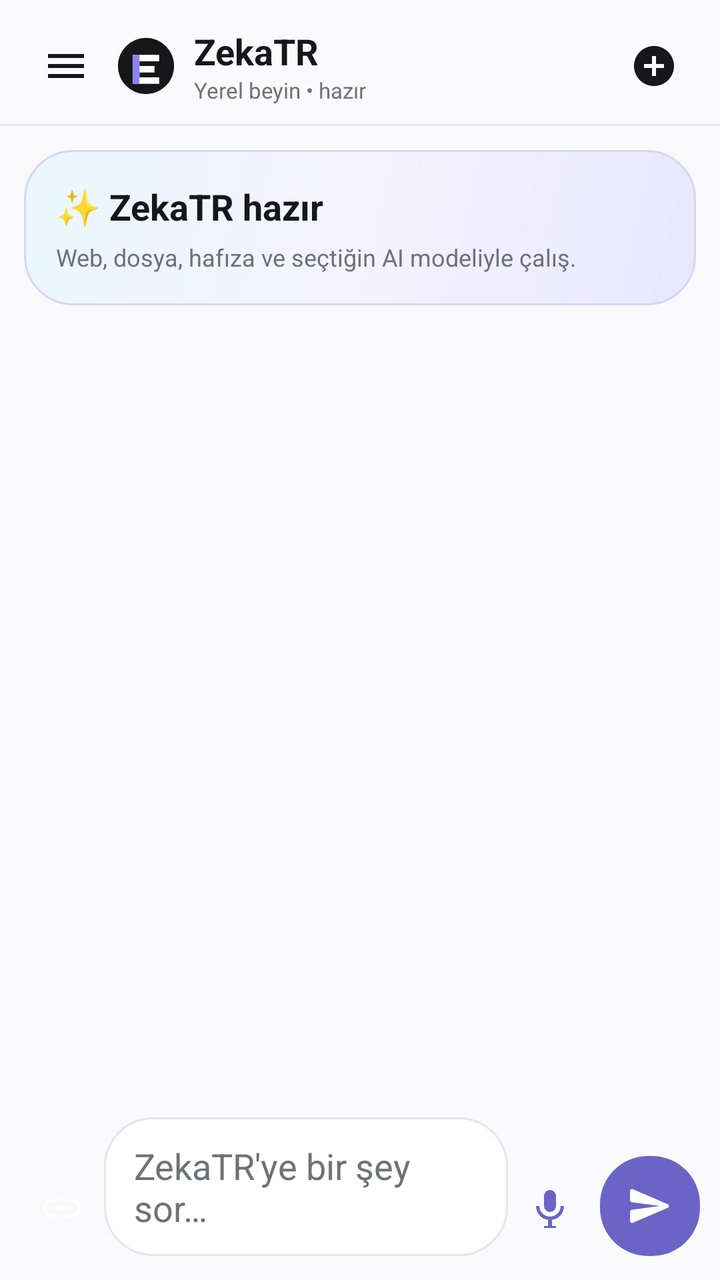
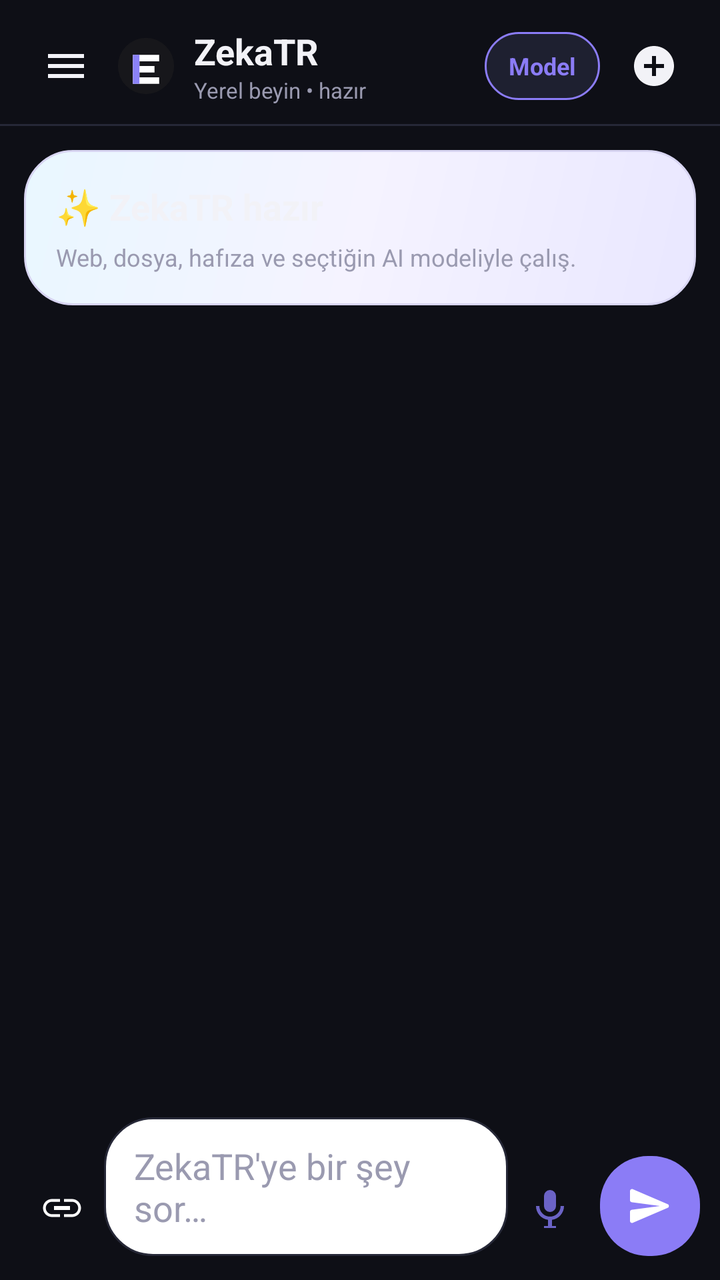

Compare the two renders of this Android layout. The source of the first and the diff that turns it into the second are given below.
<!-- AndroidManifest.xml: activity theme Theme.ZekaTR -->
<!-- res/layout/activity_main.xml -->
<?xml version="1.0" encoding="utf-8"?>
<androidx.drawerlayout.widget.DrawerLayout xmlns:android="http://schemas.android.com/apk/res/android" xmlns:app="http://schemas.android.com/apk/res-auto" android:id="@+id/drawerLayout" android:layout_width="match_parent" android:layout_height="match_parent">
    <androidx.constraintlayout.widget.ConstraintLayout android:layout_width="match_parent" android:layout_height="match_parent" android:background="@color/bg_main">
        <LinearLayout android:id="@+id/topBar" android:layout_width="0dp" android:layout_height="wrap_content" android:orientation="horizontal" android:gravity="center_vertical" android:paddingHorizontal="12dp" android:paddingTop="12dp" android:paddingBottom="8dp" app:layout_constraintTop_toTopOf="parent" app:layout_constraintStart_toStartOf="parent" app:layout_constraintEnd_toEndOf="parent">
            <ImageButton android:id="@+id/btnMenu" android:layout_width="42dp" android:layout_height="42dp" android:background="?attr/selectableItemBackgroundBorderless" android:src="@drawable/ic_menu" android:contentDescription="Menü" />
            <ImageView android:layout_width="30dp" android:layout_height="30dp" android:layout_marginStart="4dp" android:src="@drawable/ic_logo" android:contentDescription="ZekaTR" />
            <LinearLayout android:layout_width="0dp" android:layout_height="wrap_content" android:layout_weight="1" android:orientation="vertical" android:layout_marginStart="9dp">
                <TextView android:layout_width="wrap_content" android:layout_height="wrap_content" android:text="ZekaTR" android:textColor="@color/text_primary" android:textSize="18sp" android:textStyle="bold" />
                <TextView android:id="@+id/textModelStatus" android:layout_width="wrap_content" android:layout_height="wrap_content" android:text="Yerel beyin • hazır" android:textColor="@color/text_secondary" android:textSize="11sp" />
            </LinearLayout>
            <ImageButton android:id="@+id/btnNewChat" android:layout_width="42dp" android:layout_height="42dp" android:background="?attr/selectableItemBackgroundBorderless" android:src="@drawable/ic_new_chat" android:contentDescription="Yeni sohbet" />
        </LinearLayout>
        <View android:id="@+id/topDivider" android:layout_width="0dp" android:layout_height="1dp" android:background="@color/divider" app:layout_constraintTop_toBottomOf="@id/topBar" app:layout_constraintStart_toStartOf="parent" app:layout_constraintEnd_toEndOf="parent" />
        <LinearLayout android:id="@+id/quickCard" android:layout_width="0dp" android:layout_height="wrap_content" android:orientation="vertical" android:padding="16dp" android:layout_margin="12dp" android:background="@drawable/bg_hero_card" app:layout_constraintTop_toBottomOf="@id/topDivider" app:layout_constraintStart_toStartOf="parent" app:layout_constraintEnd_toEndOf="parent">
            <TextView android:layout_width="wrap_content" android:layout_height="wrap_content" android:text="✨ ZekaTR hazır" android:textColor="@color/text_primary" android:textSize="18sp" android:textStyle="bold" />
            <TextView android:id="@+id/textQuickHint" android:layout_width="match_parent" android:layout_height="wrap_content" android:layout_marginTop="5dp" android:text="Web, dosya, hafıza ve seçtiğin AI modeliyle çalış." android:textColor="@color/text_secondary" android:textSize="12sp" />
        </LinearLayout>
        <androidx.recyclerview.widget.RecyclerView android:id="@+id/recyclerMessages" android:layout_width="0dp" android:layout_height="0dp" android:clipToPadding="false" android:paddingHorizontal="12dp" android:paddingTop="4dp" android:paddingBottom="12dp" app:layout_constraintTop_toBottomOf="@id/quickCard" app:layout_constraintBottom_toTopOf="@id/inputBar" app:layout_constraintStart_toStartOf="parent" app:layout_constraintEnd_toEndOf="parent" />
        <LinearLayout android:id="@+id/inputBar" android:layout_width="0dp" android:layout_height="wrap_content" android:orientation="horizontal" android:gravity="bottom" android:paddingHorizontal="10dp" android:paddingTop="8dp" android:paddingBottom="12dp" app:layout_constraintBottom_toBottomOf="parent" app:layout_constraintStart_toStartOf="parent" app:layout_constraintEnd_toEndOf="parent">
            <ImageButton android:id="@+id/btnAttach" android:layout_width="42dp" android:layout_height="48dp" android:background="?attr/selectableItemBackgroundBorderless" android:src="@drawable/ic_link" android:contentDescription="Dosya ekle" />
            <EditText android:id="@+id/editMessage" android:layout_width="0dp" android:layout_height="wrap_content" android:layout_weight="1" android:background="@drawable/bg_input" android:hint="ZekaTR'ye bir şey sor…" android:textColorHint="@color/text_secondary" android:textColor="@color/text_primary" android:paddingHorizontal="15dp" android:paddingVertical="12dp" android:maxLines="5" android:minHeight="48dp" android:inputType="textMultiLine|textCapSentences" />
            <ImageButton android:id="@+id/btnVoice" android:layout_width="42dp" android:layout_height="48dp" android:background="?attr/selectableItemBackgroundBorderless" android:src="@drawable/ic_mic" android:contentDescription="Sesli konuş" />
            <ImageButton android:id="@+id/btnSend" android:layout_width="50dp" android:layout_height="50dp" android:layout_marginStart="4dp" android:background="@drawable/bg_send_button" android:src="@drawable/ic_send" android:contentDescription="Gönder" android:scaleType="center" />
        </LinearLayout>
    </androidx.constraintlayout.widget.ConstraintLayout>
    <include layout="@layout/drawer_content" android:layout_width="310dp" android:layout_height="match_parent" android:layout_gravity="start" />
</androidx.drawerlayout.widget.DrawerLayout>
<!-- res/layout/drawer_content.xml (included above) -->
<?xml version="1.0" encoding="utf-8"?>
<LinearLayout xmlns:android="http://schemas.android.com/apk/res/android"
    android:layout_width="match_parent"
    android:layout_height="match_parent"
    android:orientation="vertical"
    android:background="@color/bg_main"
    android:paddingTop="32dp">

    <TextView
        android:layout_width="wrap_content"
        android:layout_height="wrap_content"
        android:layout_marginStart="20dp"
        android:layout_marginBottom="24dp"
        android:text="@string/app_name"
        android:textColor="@color/text_primary"
        android:textSize="24sp"
        android:textStyle="bold" />

    <LinearLayout
        android:id="@+id/rowNewChat"
        android:layout_width="match_parent"
        android:layout_height="wrap_content"
        android:orientation="horizontal"
        android:gravity="center_vertical"
        android:clickable="true"
        android:focusable="true"
        android:background="?attr/selectableItemBackground"
        android:paddingHorizontal="20dp"
        android:paddingVertical="14dp">

        <ImageView
            android:layout_width="22dp"
            android:layout_height="22dp"
            android:src="@drawable/ic_new_chat"
            android:contentDescription="@string/history_new_chat" />

        <TextView
            android:layout_width="wrap_content"
            android:layout_height="wrap_content"
            android:layout_marginStart="16dp"
            android:text="@string/history_new_chat"
            android:textColor="@color/text_primary"
            android:textSize="15sp" />
    </LinearLayout>

    <LinearLayout
        android:id="@+id/rowHistory"
        android:layout_width="match_parent"
        android:layout_height="wrap_content"
        android:orientation="horizontal"
        android:gravity="center_vertical"
        android:clickable="true"
        android:focusable="true"
        android:background="?attr/selectableItemBackground"
        android:paddingHorizontal="20dp"
        android:paddingVertical="14dp">

        <ImageView
            android:layout_width="22dp"
            android:layout_height="22dp"
            android:src="@drawable/ic_history"
            android:contentDescription="@string/history_title" />

        <TextView
            android:layout_width="wrap_content"
            android:layout_height="wrap_content"
            android:layout_marginStart="16dp"
            android:text="@string/history_title"
            android:textColor="@color/text_primary"
            android:textSize="15sp" />
    </LinearLayout>

    <LinearLayout
        android:id="@+id/rowTraining"
        android:layout_width="match_parent"
        android:layout_height="wrap_content"
        android:orientation="horizontal"
        android:gravity="center_vertical"
        android:clickable="true"
        android:focusable="true"
        android:background="?attr/selectableItemBackground"
        android:paddingHorizontal="20dp"
        android:paddingVertical="14dp">
        <TextView android:layout_width="22dp" android:layout_height="22dp" android:text="🧠" android:gravity="center" />
        <TextView android:layout_width="wrap_content" android:layout_height="wrap_content" android:layout_marginStart="16dp" android:text="Eğitim Merkezi" android:textColor="@color/text_primary" android:textSize="15sp" />
    </LinearLayout>

    <LinearLayout
        android:id="@+id/rowImageLab"
        android:layout_width="match_parent"
        android:layout_height="wrap_content"
        android:orientation="horizontal"
        android:gravity="center_vertical"
        android:clickable="true"
        android:focusable="true"
        android:background="?attr/selectableItemBackground"
        android:paddingHorizontal="20dp"
        android:paddingVertical="14dp">
        <TextView android:layout_width="22dp" android:layout_height="22dp" android:text="🎨" android:gravity="center" />
        <TextView android:layout_width="wrap_content" android:layout_height="wrap_content" android:layout_marginStart="16dp" android:text="Görsel Atölyesi" android:textColor="@color/text_primary" android:textSize="15sp" />
    </LinearLayout>

    <View
        android:layout_width="match_parent"
        android:layout_height="1dp"
        android:layout_marginVertical="8dp"
        android:background="@color/divider" />

    <LinearLayout
        android:id="@+id/rowSettings"
        android:layout_width="match_parent"
        android:layout_height="wrap_content"
        android:orientation="horizontal"
        android:gravity="center_vertical"
        android:clickable="true"
        android:focusable="true"
        android:background="?attr/selectableItemBackground"
        android:paddingHorizontal="20dp"
        android:paddingVertical="14dp">

        <ImageView
            android:layout_width="22dp"
            android:layout_height="22dp"
            android:src="@drawable/ic_settings"
            android:contentDescription="@string/settings_title" />

        <TextView
            android:layout_width="wrap_content"
            android:layout_height="wrap_content"
            android:layout_marginStart="16dp"
            android:text="@string/settings_title"
            android:textColor="@color/text_primary"
            android:textSize="15sp" />
    </LinearLayout>

    <View
        android:layout_width="0dp"
        android:layout_height="0dp"
        android:layout_weight="1" />

    <View
        android:layout_width="match_parent"
        android:layout_height="1dp"
        android:background="@color/divider" />

    <LinearLayout
        android:layout_width="match_parent"
        android:layout_height="wrap_content"
        android:orientation="horizontal"
        android:gravity="center_vertical"
        android:padding="18dp">

        <TextView
            android:id="@+id/textDrawerAvatar"
            android:layout_width="32dp"
            android:layout_height="32dp"
            android:background="@drawable/bg_avatar_circle"
            android:gravity="center"
            android:text="Z"
            android:textColor="@color/white"
            android:textStyle="bold" />

        <TextView
            android:id="@+id/textDrawerName"
            android:layout_width="wrap_content"
            android:layout_height="wrap_content"
            android:layout_marginStart="12dp"
            android:textColor="@color/text_primary"
            android:textSize="14sp" />
    </LinearLayout>
</LinearLayout>
<!-- resources referenced by this layout -->
<resources>
  <color name="bg_main">#FAFAFC</color>
  <color name="divider">#E5E5EA</color>
  <color name="text_primary">#17171B</color>
  <color name="text_secondary">#707078</color>
  <string name="app_name">ZekaTR</string>
  <style name="Theme.ZekaTR" parent="Theme.MaterialComponents.DayNight.NoActionBar">
          <item name="colorPrimary">@color/accent</item>
          <item name="colorPrimaryDark">@color/accent_dark</item>
          <item name="colorAccent">@color/accent</item>
          <item name="android:windowBackground">@color/bg_main</item>
          <item name="android:statusBarColor">@color/bg_main</item>
          <item name="android:windowLightStatusBar" tools:targetApi="m">true</item>
      </style>
  <color name="accent">#6B63C6</color>
  <color name="accent_dark">#5048A6</color>
  <!-- unchanged entries left out for length: 16 -->
</resources>

<!-- the commit's change to res/layout/activity_main.xml (unified diff, before → after) -->
@@ -8,6 +8,7 @@
                 <TextView android:layout_width="wrap_content" android:layout_height="wrap_content" android:text="ZekaTR" android:textColor="@color/text_primary" android:textSize="18sp" android:textStyle="bold" />
                 <TextView android:id="@+id/textModelStatus" android:layout_width="wrap_content" android:layout_height="wrap_content" android:text="Yerel beyin • hazır" android:textColor="@color/text_secondary" android:textSize="11sp" />
             </LinearLayout>
+            <TextView android:id="@+id/btnModel" android:layout_width="wrap_content" android:layout_height="34dp" android:layout_marginEnd="6dp" android:paddingHorizontal="12dp" android:gravity="center" android:background="@drawable/bg_model_chip" android:text="Model" android:textColor="@color/accent" android:textSize="12sp" android:textStyle="bold" android:clickable="true" android:focusable="true" />
             <ImageButton android:id="@+id/btnNewChat" android:layout_width="42dp" android:layout_height="42dp" android:background="?attr/selectableItemBackgroundBorderless" android:src="@drawable/ic_new_chat" android:contentDescription="Yeni sohbet" />
         </LinearLayout>
         <View android:id="@+id/topDivider" android:layout_width="0dp" android:layout_height="1dp" android:background="@color/divider" app:layout_constraintTop_toBottomOf="@id/topBar" app:layout_constraintStart_toStartOf="parent" app:layout_constraintEnd_toEndOf="parent" />
@@ -28,172 +29,141 @@
 <!-- res/layout/drawer_content.xml (included above) -->
 <?xml version="1.0" encoding="utf-8"?>
 <LinearLayout xmlns:android="http://schemas.android.com/apk/res/android"
-    android:layout_width="match_parent"
+    android:layout_width="300dp"
     android:layout_height="match_parent"
     android:orientation="vertical"
-    android:background="@color/bg_main"
-    android:paddingTop="32dp">
+    android:background="@color/bg_main">
 
-    <TextView
-        android:layout_width="wrap_content"
-        android:layout_height="wrap_content"
-        android:layout_marginStart="20dp"
-        android:layout_marginBottom="24dp"
-        android:text="@string/app_name"
-        android:textColor="@color/text_primary"
-        android:textSize="24sp"
-        android:textStyle="bold" />
-
-    <LinearLayout
-        android:id="@+id/rowNewChat"
-        android:layout_width="match_parent"
-        android:layout_height="wrap_content"
-        android:orientation="horizontal"
-        android:gravity="center_vertical"
-        android:clickable="true"
-        android:focusable="true"
-        android:background="?attr/selectableItemBackground"
-        android:paddingHorizontal="20dp"
-        android:paddingVertical="14dp">
-
-        <ImageView
-            android:layout_width="22dp"
-            android:layout_height="22dp"
-            android:src="@drawable/ic_new_chat"
-            android:contentDescription="@string/history_new_chat" />
-
-        <TextView
-            android:layout_width="wrap_content"
-            android:layout_height="wrap_content"
-            android:layout_marginStart="16dp"
-            android:text="@string/history_new_chat"
-            android:textColor="@color/text_primary"
-            android:textSize="15sp" />
-    </LinearLayout>
-
-    <LinearLayout
-        android:id="@+id/rowHistory"
-        android:layout_width="match_parent"
-        android:layout_height="wrap_content"
-        android:orientation="horizontal"
-        android:gravity="center_vertical"
-        android:clickable="true"
-        android:focusable="true"
-        android:background="?attr/selectableItemBackground"
-        android:paddingHorizontal="20dp"
-        android:paddingVertical="14dp">
-
-        <ImageView
-            android:layout_width="22dp"
-            android:layout_height="22dp"
-            android:src="@drawable/ic_history"
-            android:contentDescription="@string/history_title" />
-
-        <TextView
-            android:layout_width="wrap_content"
-            android:layout_height="wrap_content"
-            android:layout_marginStart="16dp"
-            android:text="@string/history_title"
-            android:textColor="@color/text_primary"
-            android:textSize="15sp" />
-    </LinearLayout>
-
-    <LinearLayout
-        android:id="@+id/rowTraining"
-        android:layout_width="match_parent"
-        android:layout_height="wrap_content"
-        android:orientation="horizontal"
-        android:gravity="center_vertical"
-        android:clickable="true"
-        android:focusable="true"
-        android:background="?attr/selectableItemBackground"
-        android:paddingHorizontal="20dp"
-        android:paddingVertical="14dp">
-        <TextView android:layout_width="22dp" android:layout_height="22dp" android:text="🧠" android:gravity="center" />
-        <TextView android:layout_width="wrap_content" android:layout_height="wrap_content" android:layout_marginStart="16dp" android:text="Eğitim Merkezi" android:textColor="@color/text_primary" android:textSize="15sp" />
-    </LinearLayout>
-
-    <LinearLayout
-        android:id="@+id/rowImageLab"
-        android:layout_width="match_parent"
-        android:layout_height="wrap_content"
-        android:orientation="horizontal"
-        android:gravity="center_vertical"
-        android:clickable="true"
-        android:focusable="true"
-        android:background="?attr/selectableItemBackground"
-        android:paddingHorizontal="20dp"
-        android:paddingVertical="14dp">
-        <TextView android:layout_width="22dp" android:layout_height="22dp" android:text="🎨" android:gravity="center" />
-        <TextView android:layout_width="wrap_content" android:layout_height="wrap_content" android:layout_marginStart="16dp" android:text="Görsel Atölyesi" android:textColor="@color/text_primary" android:textSize="15sp" />
-    </LinearLayout>
-
-    <View
-        android:layout_width="match_parent"
-        android:layout_height="1dp"
-        android:layout_marginVertical="8dp"
-        android:background="@color/divider" />
-
-    <LinearLayout
-        android:id="@+id/rowSettings"
-        android:layout_width="match_parent"
-        android:layout_height="wrap_content"
-        android:orientation="horizontal"
-        android:gravity="center_vertical"
-        android:clickable="true"
-        android:focusable="true"
-        android:background="?attr/selectableItemBackground"
-        android:paddingHorizontal="20dp"
-        android:paddingVertical="14dp">
-
-        <ImageView
-            android:layout_width="22dp"
-            android:layout_height="22dp"
-            android:src="@drawable/ic_settings"
-            android:contentDescription="@string/settings_title" />
-
-        <TextView
-            android:layout_width="wrap_content"
-            android:layout_height="wrap_content"
-            android:layout_marginStart="16dp"
-            android:text="@string/settings_title"
-            android:textColor="@color/text_primary"
-            android:textSize="15sp" />
-    </LinearLayout>
-
-    <View
-        android:layout_width="0dp"
-        android:layout_height="0dp"
-        android:layout_weight="1" />
-
-    <View
-        android:layout_width="match_parent"
-        android:layout_height="1dp"
-        android:background="@color/divider" />
-
+    
     <LinearLayout
         android:layout_width="match_parent"
         android:layout_height="wrap_content"
         android:orientation="horizontal"
         android:gravity="center_vertical"
-        android:padding="18dp">
+        android:paddingHorizontal="20dp"
+        android:paddingTop="28dp"
+        android:paddingBottom="16dp">
 
         <TextView
             android:id="@+id/textDrawerAvatar"
-            android:layout_width="32dp"
-            android:layout_height="32dp"
+            android:layout_width="44dp"
+            android:layout_height="44dp"
             android:background="@drawable/bg_avatar_circle"
             android:gravity="center"
             android:text="Z"
             android:textColor="@color/white"
+            android:textSize="17sp"
             android:textStyle="bold" />
 
-        <TextView
-            android:id="@+id/textDrawerName"
-            android:layout_width="wrap_content"
+        <LinearLayout
+            android:layout_width="0dp"
             android:layout_height="wrap_content"
+            android:layout_weight="1"
             android:layout_marginStart="12dp"
-            android:textColor="@color/text_primary"
-            android:textSize="14sp" />
+            android:orientation="vertical">
+
+            <TextView
+                android:id="@+id/textDrawerName"
+                android:layout_width="wrap_content"
+                android:layout_height="wrap_content"
+                android:textColor="@color/text_primary"
+                android:textSize="16sp"
+                android:textStyle="bold" />
+
+            <TextView
+                android:layout_width="wrap_content"
+                android:layout_height="wrap_content"
+                android:text="ZekaTR Thinking Model"
+                android:textColor="@color/text_secondary"
+                android:textSize="12sp" />
+        </LinearLayout>
     </LinearLayout>
+
+    <ScrollView
+        android:layout_width="match_parent"
+        android:layout_height="0dp"
+        android:layout_weight="1"
+        android:fillViewport="true"
+        android:scrollbars="none">
+
+        <LinearLayout
+            android:layout_width="match_parent"
+            android:layout_height="wrap_content"
+            android:orientation="vertical"
+            android:paddingHorizontal="14dp"
+            android:paddingBottom="10dp">
+
+            
+            <TextView style="@style/DrawerSectionLabel" android:text="Sohbet" />
+
+            <LinearLayout android:layout_width="match_parent" android:layout_height="wrap_content" android:orientation="vertical" android:background="@drawable/bg_drawer_card">
+                <LinearLayout android:id="@+id/rowNewChat" style="@style/DrawerRow">
+                    <ImageView style="@style/DrawerRowIcon" android:src="@drawable/ic_new_chat" android:contentDescription="@string/history_new_chat" />
+                    <TextView style="@style/DrawerRowText" android:text="@string/history_new_chat" />
+                </LinearLayout>
+                <View style="@style/DrawerDivider" />
+                <LinearLayout android:id="@+id/rowHistory" style="@style/DrawerRow">
+                    <ImageView style="@style/DrawerRowIcon" android:src="@drawable/ic_history" android:contentDescription="@string/history_title" />
+                    <TextView style="@style/DrawerRowText" android:text="@string/history_title" />
+                </LinearLayout>
+                <View style="@style/DrawerDivider" />
+                <LinearLayout android:id="@+id/rowModel" style="@style/DrawerRow">
+                    <TextView style="@style/DrawerRowEmoji" android:text="🧠" />
+                    <TextView style="@style/DrawerRowText" android:text="Model Seç" />
+                </LinearLayout>
+            </LinearLayout>
+
+            
+            <TextView style="@style/DrawerSectionLabel" android:text="Araçlar" />
+
+            <LinearLayout android:layout_width="match_parent" android:layout_height="wrap_content" android:orientation="vertical" android:background="@drawable/bg_drawer_card">
+                <LinearLayout android:id="@+id/rowTraining" style="@style/DrawerRow">
+                    <TextView style="@style/DrawerRowEmoji" android:text="🎓" />
+                    <TextView style="@style/DrawerRowText" android:text="Eğitim Merkezi" />
+                </LinearLayout>
+                <View style="@style/DrawerDivider" />
+                <LinearLayout android:id="@+id/rowImageLab" style="@style/DrawerRow">
+                    <TextView style="@style/DrawerRowEmoji" android:text="🎨" />
+                    <TextView style="@style/DrawerRowText" android:text="Görsel Atölyesi" />
+                </LinearLayout>
+                <View style="@style/DrawerDivider" />
+                <LinearLayout android:id="@+id/rowTerminal" style="@style/DrawerRow">
+                    <TextView style="@style/DrawerRowEmoji" android:text="⌨️" />
+                    <TextView style="@style/DrawerRowText" android:text="Terminal" />
+                </LinearLayout>
+                <View style="@style/DrawerDivider" />
+                <LinearLayout android:id="@+id/rowVault" style="@style/DrawerRow">
+                    <TextView style="@style/DrawerRowEmoji" android:text="🔐" />
+                    <TextView style="@style/DrawerRowText" android:text="Güvenli Kasa" />
+                </LinearLayout>
+                <View style="@style/DrawerDivider" />
+                <LinearLayout android:id="@+id/rowMemory" style="@style/DrawerRow">
+                    <TextView style="@style/DrawerRowEmoji" android:text="🗂️" />
+                    <TextView style="@style/DrawerRowText" android:text="Bellek Yönetimi" />
+                </LinearLayout>
+                <View style="@style/DrawerDivider" />
+                <LinearLayout android:id="@+id/rowWeather" style="@style/DrawerRow">
+                    <TextView style="@style/DrawerRowEmoji" android:text="⛅" />
+                    <TextView style="@style/DrawerRowText" android:text="Hava Durumu" />
+                </LinearLayout>
+                <View style="@style/DrawerDivider" />
+                <LinearLayout android:id="@+id/rowNews" style="@style/DrawerRow">
+                    <TextView style="@style/DrawerRowEmoji" android:text="📰" />
+                    <TextView style="@style/DrawerRowText" android:text="Haberler" />
+                </LinearLayout>
+            </LinearLayout>
+
+            
+            <TextView style="@style/DrawerSectionLabel" android:text="Hesap" />
+
+            <LinearLayout android:layout_width="match_parent" android:layout_height="wrap_content" android:orientation="vertical" android:background="@drawable/bg_drawer_card">
+                <LinearLayout android:id="@+id/rowSettings" style="@style/DrawerRow">
+                    <ImageView style="@style/DrawerRowIcon" android:src="@drawable/ic_settings" android:contentDescription="@string/settings_title" />
+                    <TextView style="@style/DrawerRowText" android:text="@string/settings_title" />
+                </LinearLayout>
+            </LinearLayout>
+
+            <View android:layout_width="match_parent" android:layout_height="8dp" />
+        </LinearLayout>
+    </ScrollView>
 </LinearLayout>
<!-- resource entries referenced after the edit -->
@@ -1,20 +1,90 @@
 <!-- resources referenced by this layout -->
 <resources>
-  <color name="bg_main">#FAFAFC</color>
-  <color name="divider">#E5E5EA</color>
-  <color name="text_primary">#17171B</color>
-  <color name="text_secondary">#707078</color>
-  <string name="app_name">ZekaTR</string>
-  <style name="Theme.ZekaTR" parent="Theme.MaterialComponents.DayNight.NoActionBar">
+  <color name="bg_main">#0E0F16</color>
+  <color name="divider">#262837</color>
+  <color name="text_primary">#F2F2F7</color>
+  <color name="text_secondary">#9A9AB0</color>
+  <!-- drawable bg_drawer_card (drawable) -->
+  <?xml version="1.0" encoding="utf-8"?>
+  <shape xmlns:android="http://schemas.android.com/apk/res/android" android:shape="rectangle">
+      <corners android:radius="16dp" />
+      <solid android:color="@color/bg_surface" />
+  </shape>
+  <!-- drawable bg_model_chip (drawable) -->
+  <?xml version="1.0" encoding="utf-8"?>
+  <shape xmlns:android="http://schemas.android.com/apk/res/android" android:shape="rectangle">
+      <corners android:radius="17dp" />
+      <solid android:color="@color/bg_bubble_ai" />
+      <stroke android:width="1dp" android:color="@color/accent" />
+  </shape>
+  <style name="DrawerDivider">
+          <item name="android:layout_width">match_parent</item>
+          <item name="android:layout_height">1dp</item>
+          <item name="android:layout_marginStart">54dp</item>
+          <item name="android:background">@color/divider</item>
+      </style>
+  <style name="DrawerRow">
+          <item name="android:layout_width">match_parent</item>
+          <item name="android:layout_height">wrap_content</item>
+          <item name="android:orientation">horizontal</item>
+          <item name="android:gravity">center_vertical</item>
+          <item name="android:clickable">true</item>
+          <item name="android:focusable">true</item>
+          <item name="android:background">@drawable/bg_drawer_row_ripple</item>
+          <item name="android:paddingHorizontal">16dp</item>
+          <item name="android:paddingVertical">14dp</item>
+      </style>
+  <style name="DrawerRowEmoji">
+          <item name="android:layout_width">22dp</item>
+          <item name="android:layout_height">22dp</item>
+          <item name="android:gravity">center</item>
+          <item name="android:textSize">15sp</item>
+      </style>
+  <style name="DrawerRowIcon">
+          <item name="android:layout_width">22dp</item>
+          <item name="android:layout_height">22dp</item>
+      </style>
+  <style name="DrawerRowText">
+          <item name="android:layout_width">wrap_content</item>
+          <item name="android:layout_height">wrap_content</item>
+          <item name="android:layout_marginStart">16dp</item>
+          <item name="android:textColor">@color/text_primary</item>
+          <item name="android:textSize">15sp</item>
+      </style>
+  <style name="DrawerSectionLabel">
+          <item name="android:layout_width">wrap_content</item>
+          <item name="android:layout_height">wrap_content</item>
+          <item name="android:layout_marginStart">10dp</item>
+          <item name="android:layout_marginTop">14dp</item>
+          <item name="android:layout_marginBottom">6dp</item>
+          <item name="android:textColor">@color/text_secondary</item>
+          <item name="android:textSize">12sp</item>
+          <item name="android:textStyle">bold</item>
+      </style>
+  <style name="Theme.ZekaTR" parent="Theme.MaterialComponents.NoActionBar">
           <item name="colorPrimary">@color/accent</item>
-          <item name="colorPrimaryDark">@color/accent_dark</item>
+          <item name="colorPrimaryDark">@color/bg_main</item>
           <item name="colorAccent">@color/accent</item>
+          <item name="colorSurface">@color/bg_surface</item>
+          <item name="colorOnSurface">@color/text_primary</item>
           <item name="android:windowBackground">@color/bg_main</item>
           <item name="android:statusBarColor">@color/bg_main</item>
-          <item name="android:windowLightStatusBar" tools:targetApi="m">true</item>
+          <item name="android:navigationBarColor">@color/bg_main</item>
+          <item name="android:windowLightStatusBar" tools:targetApi="m">false</item>
+          <item name="android:windowLightNavigationBar" tools:targetApi="o_mr1">false</item>
       </style>
-  <color name="accent">#6B63C6</color>
-  <color name="accent_dark">#5048A6</color>
+  <color name="bg_surface">#171923</color>
+  <color name="bg_bubble_ai">#1E2030</color>
+  <!-- drawable bg_drawer_row_ripple (drawable) -->
+  <?xml version="1.0" encoding="utf-8"?>
+  <ripple xmlns:android="http://schemas.android.com/apk/res/android" android:color="#22FFFFFF">
+      <item>
+          <shape android:shape="rectangle">
+              <solid android:color="@color/bg_surface" />
+          </shape>
+      </item>
+  </ripple>
+  <color name="accent">#8B7CF6</color>
   <!-- unchanged entries left out for length: 16 -->
 </resources>
 
